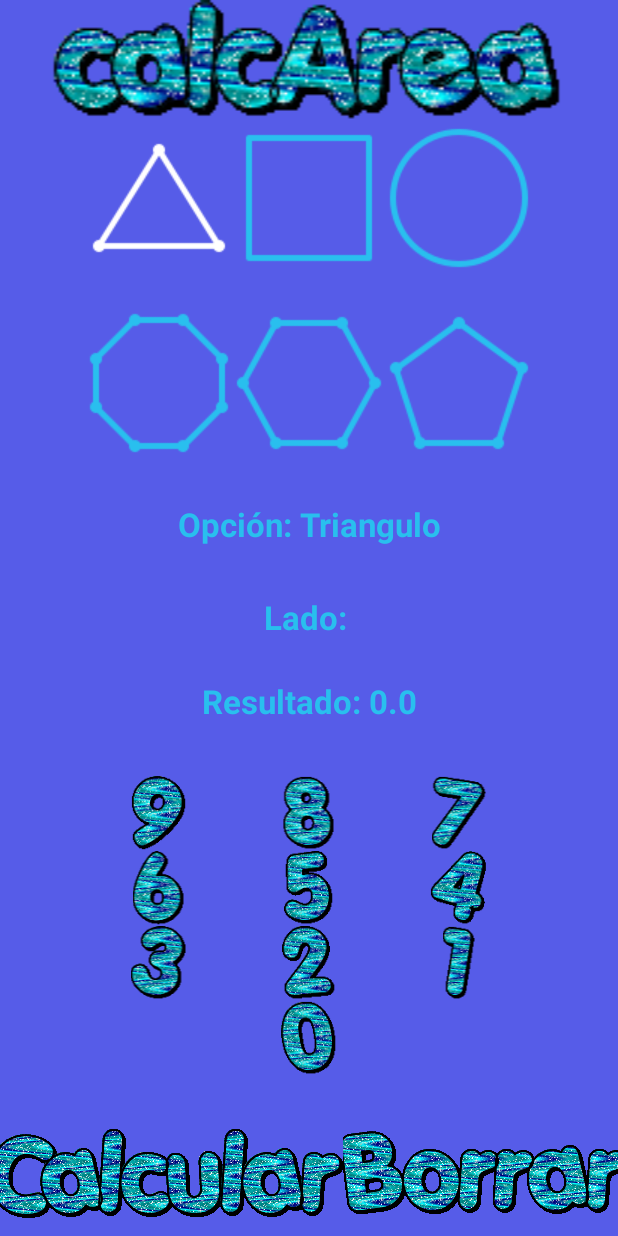
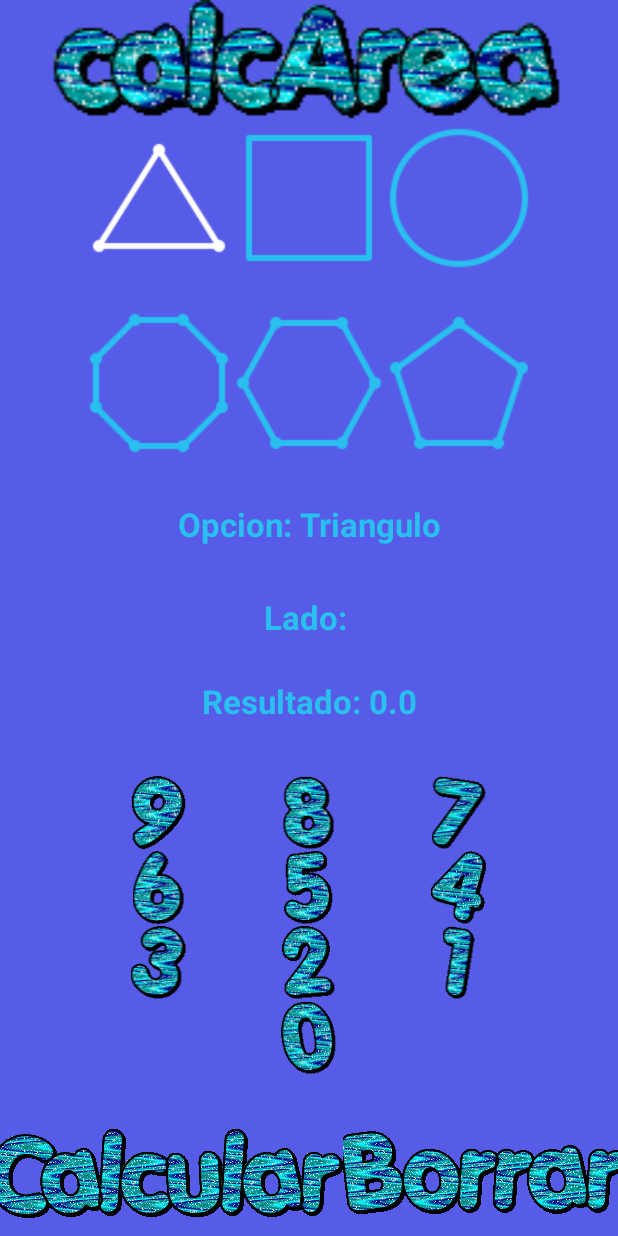
Before and after one commit to YuSinn/CalculadoraAreas, an Android app: the screen it shows after launch (MainActivity), after a tap on "Calcular", on a phone screen of 412 x 824 dp. Run offline under Robolectric (Android 15) with nearby library versions, the phone set to English and light mode, and no system bars; 1 other tap on this screen came first.

Commit message:
commit desde clase viernes 24/11/2023

```diff
--- a/app/src/main/java/com/example/calculadoraareas/MainActivity.kt
+++ b/app/src/main/java/com/example/calculadoraareas/MainActivity.kt
@@ -16,19 +16,23 @@ import kotlin.math.round
 class MainActivity : AppCompatActivity() {
     val buttonIds = listOf(R.id.btnTriangulo, R.id.btnCuadrado, R.id.btnCirculo, R.id.btnOctagono,
         R.id.btnHexagono, R.id.btnPentagono)
-    val defaultColor: Int by lazy { ContextCompat.getColor(this, R.color.figuras) }
-    val clickedColor: Int by lazy { ContextCompat.getColor(this, R.color.white)}
     lateinit var textViewOpcion:TextView
     lateinit var textViewRadioLado:TextView
     lateinit var textViewResultado:TextView
     var numeroParaArea = ""
     var numeroFinal = 0
     var figuraSeleccionada = ""
+    var defaultColor: Int = 0
+    var clickedColor: Int = 0
     override fun onCreate(savedInstanceState: Bundle?) {
         super.onCreate(savedInstanceState)
         setContentView(R.layout.activity_main)
         val imageView: ImageView = findViewById(R.id.titulo)
-
+        textViewOpcion = findViewById(R.id.textViewOpcion)
+        textViewRadioLado = findViewById(R.id.textViewLadoRadio)
+        textViewResultado = findViewById(R.id.textViewResultado)
+        defaultColor = ContextCompat.getColor(this, R.color.figuras)
+        clickedColor = ContextCompat.getColor(this, R.color.white)
 
 // Lista de ImageButton y sus correspondientes recursos
         val imageButtons: List<Pair<ImageButton, Int>> = listOf(
@@ -54,17 +58,17 @@ class MainActivity : AppCompatActivity() {
             Glide.with(this).asGif().load(resource).into(button)
         }
 
-
         for (buttonId in buttonIds) {
             val button = findViewById<ImageButton>(buttonId)
 
             button.setOnClickListener {
+
                 resetButtons()
                 button.setColorFilter(clickedColor)
 
                 if(buttonId == R.id.btnTriangulo){
                     initTextView()
-                    textViewOpcion.text = "Opción: Triangulo"
+                    textViewOpcion.text = "Opcion: Triangulo"
                     figuraSeleccionada="triangulo"
                 }else if(buttonId == R.id.btnCuadrado){
                     initTextView()
@@ -95,20 +99,15 @@ class MainActivity : AppCompatActivity() {
             }
         }
 
+
     }
     fun initTextView(){
-        textViewOpcion = findViewById(R.id.textViewOpcion)
-        textViewRadioLado = findViewById(R.id.textViewLadoRadio)
-        textViewResultado = findViewById(R.id.textViewResultado)
         textViewRadioLado.text = "Lado: "
         textViewResultado.text = "Resultado: "
         numeroFinal = 0
         numeroParaArea = ""
     }
     fun onBorrar(view:View){
-        textViewOpcion = findViewById(R.id.textViewOpcion)
-        textViewRadioLado = findViewById(R.id.textViewLadoRadio)
-        textViewResultado = findViewById(R.id.textViewResultado)
         textViewOpcion.text = "Opción: "
         textViewRadioLado.text = "Lado: "
         textViewResultado.text = "Resultado: "
@@ -116,7 +115,7 @@ class MainActivity : AppCompatActivity() {
         numeroParaArea=""
     }
     fun agregarNumero(view: View) {
-        textViewRadioLado = findViewById(R.id.textViewLadoRadio)
+
         val botonPresionado = view as ImageButton
         val numero = botonPresionado.contentDescription?.toString() ?: ""
         numeroParaArea +=numero
@@ -162,10 +161,9 @@ class MainActivity : AppCompatActivity() {
     }
     fun round(numero: Double, decimales: Int): Double {
         val factor = 10.0.pow(decimales.toDouble())
-        return kotlin.math.round(numero * factor) / factor
+        return round(numero * factor) / factor
     }
     fun onCalcular (view: View){
-        textViewResultado = findViewById(R.id.textViewResultado)
         var resultado :Double
         when (figuraSeleccionada.toLowerCase()) {
             "triangulo" -> {
@@ -208,7 +206,7 @@ class MainActivity : AppCompatActivity() {
     // Función para restablecer todos los botones al color predeterminado
     private fun resetButtons() {
         for (buttonId in buttonIds) {
-            val button = findViewById<ImageButton>(buttonId)
+           val button = findViewById<ImageButton>(buttonId)
             button.setColorFilter(defaultColor)
         }
     }
--- a/app/src/main/res/layout/activity_main.xml
+++ b/app/src/main/res/layout/activity_main.xml
@@ -39,8 +39,9 @@
                 android:background="?android:attr/selectableItemBackground"
                 android:contentDescription="@string/description_image_button_1"
                 android:onClick="onTriangulo"
-                app:tint="@color/figuras"
-                android:src="@drawable/triangle" />
+                android:src="@drawable/triangle"
+                android:tag="triangulo"
+                app:tint="@color/figuras" />
 
             <!-- ImageButton 2 -->
             <ImageButton
```
